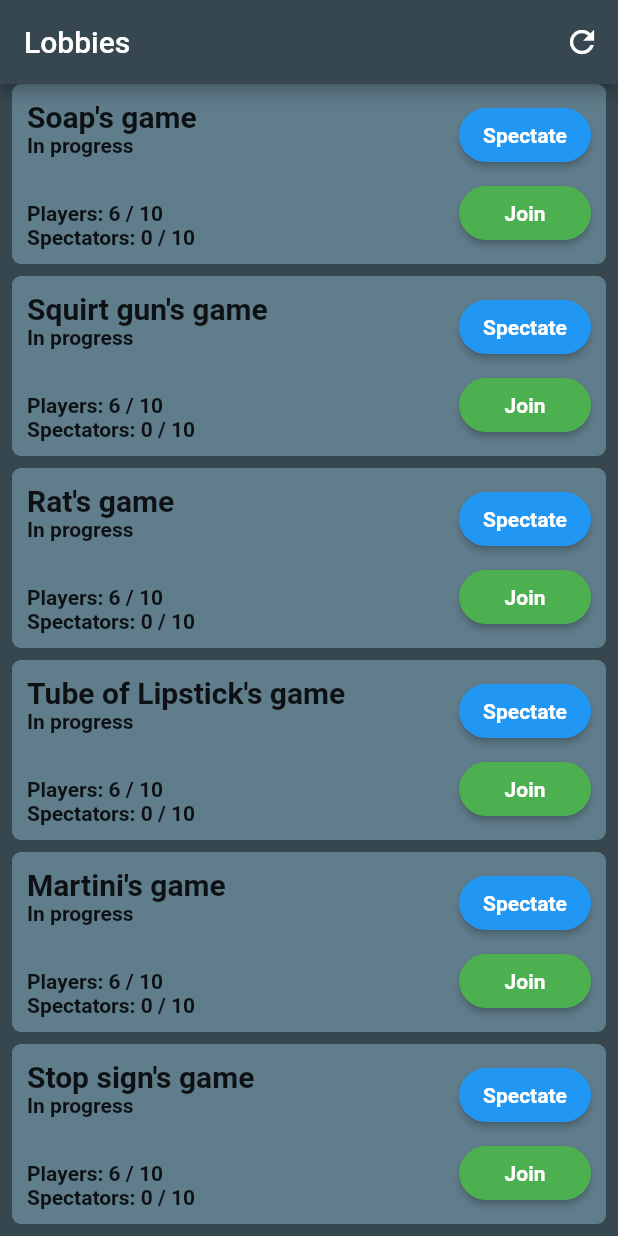
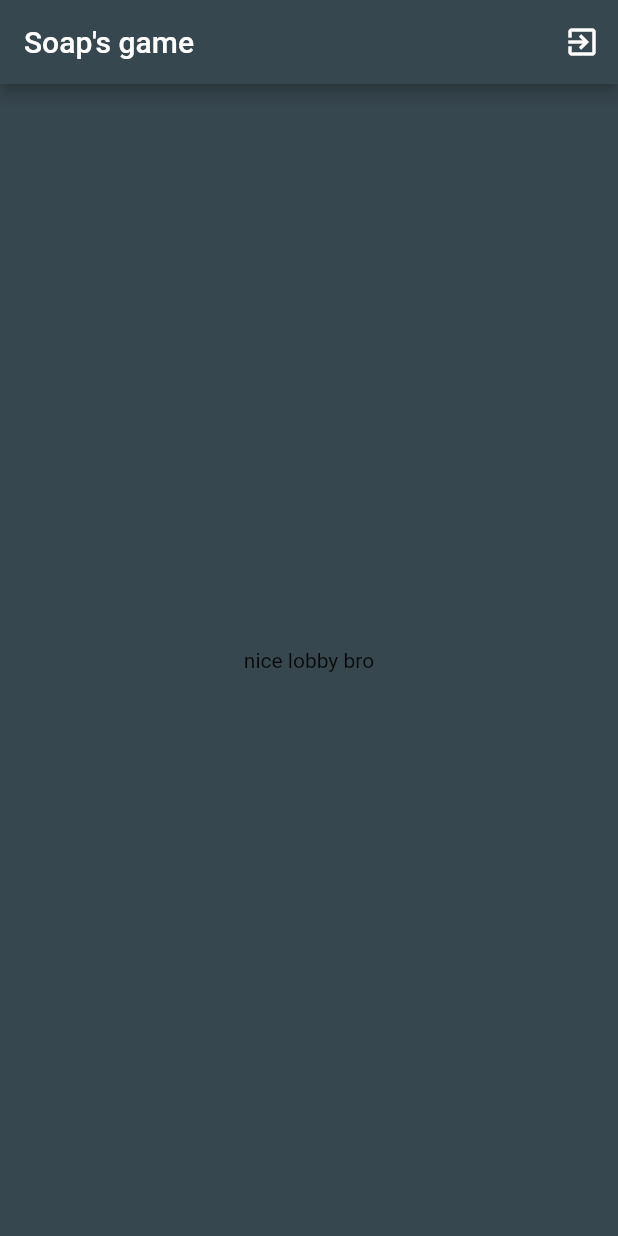
Before and after one commit to nusje2000/cards-against-humanity-client, a Flutter app: the screen it shows after launch, scrolled down 399 dp, after a tap on "Join", on a phone screen of 412 x 824 dp. Run offline on Flutter 3.47's test engine with Material 2 defaults, Android fonts, the phone set to English and light mode, and no system bars; Roboto replaces fonts that are missing (Helvetica Neue).

Commit message:
added functionality to buttons

```diff
--- a/lib/screen/card_display_page.dart
+++ b/lib/screen/card_display_page.dart
@@ -13,6 +13,10 @@ class _CardDisplayPageState extends State<CardDisplayPage> {
   @override
   Widget build(BuildContext context) {
     return Scaffold(
+      appBar: AppBar(
+        title: Text('Card Examples'),
+        backgroundColor: Color.fromRGBO(55, 71, 79, 1),
+      ),
       backgroundColor: widget.backgroundColor,
       body: SafeArea(
         child: Center(
@@ -21,7 +25,7 @@ class _CardDisplayPageState extends State<CardDisplayPage> {
             crossAxisAlignment: CrossAxisAlignment.center,
             children: [
               QuestionCard('Example Question?'),
-              SizedBox(height: 50),
+              SizedBox(height: 20),
               AnswerCard('Example Answer.'),
             ],
           ),
--- /dev/null
+++ b/lib/screen/room_page.dart
@@ -0,0 +1,39 @@
+import 'package:cards_against_humanity/screen/lobby_page.dart';
+import 'package:flutter/material.dart';
+
+class RoomPage extends StatefulWidget {
+  final String roomName;
+
+  const RoomPage({Key key, @required this.roomName}) : super(key: key);
+
+  @override
+  _RoomPageState createState() => _RoomPageState();
+}
+
+class _RoomPageState extends State<RoomPage> {
+  @override
+  Widget build(BuildContext context) {
+    return Scaffold(
+      appBar: AppBar(
+        title: Text(widget.roomName),
+        backgroundColor: Color.fromRGBO(55, 71, 79, 1),
+        actions: [
+          IconButton(
+            icon: Icon(Icons.exit_to_app),
+            onPressed: () {
+              Navigator.pushReplacement(context, MaterialPageRoute(
+                builder: (context) => LobbyPage(),
+              ));
+            },
+          ),
+        ],
+      ),
+      backgroundColor: Color.fromRGBO(55, 71, 79, 1),
+      body: SafeArea(
+        child: Center(
+          child: Text('nice lobby bro'),
+        ),
+      ),
+    );
+  }
+}
--- a/lib/widget/lobby/lobby.dart
+++ b/lib/widget/lobby/lobby.dart
@@ -1,3 +1,5 @@
+import 'package:cards_against_humanity/screen/card_display_page.dart';
+import 'package:cards_against_humanity/screen/room_page.dart';
 import 'package:flutter/material.dart';
 
 class Lobby extends StatelessWidget {
@@ -43,7 +45,11 @@ class Lobby extends StatelessWidget {
           Column(
             children: [
               RaisedButton(
-                onPressed: () {},
+                onPressed: () {
+                  Navigator.push(context, MaterialPageRoute(
+                    builder: (context) => CardDisplayPage(),
+                  ));
+                },
                 child: Text(
                   'Spectate',
                   style: TextStyle(
@@ -58,7 +64,11 @@ class Lobby extends StatelessWidget {
               ),
               Spacer(),
               RaisedButton(
-                onPressed: () {},
+                onPressed: () {
+                  Navigator.pushReplacement(context, MaterialPageRoute(
+                    builder: (context) => RoomPage(roomName: roomName),
+                  ));
+                },
                 child: Text(
                   'Join',
                   style: TextStyle(
```
